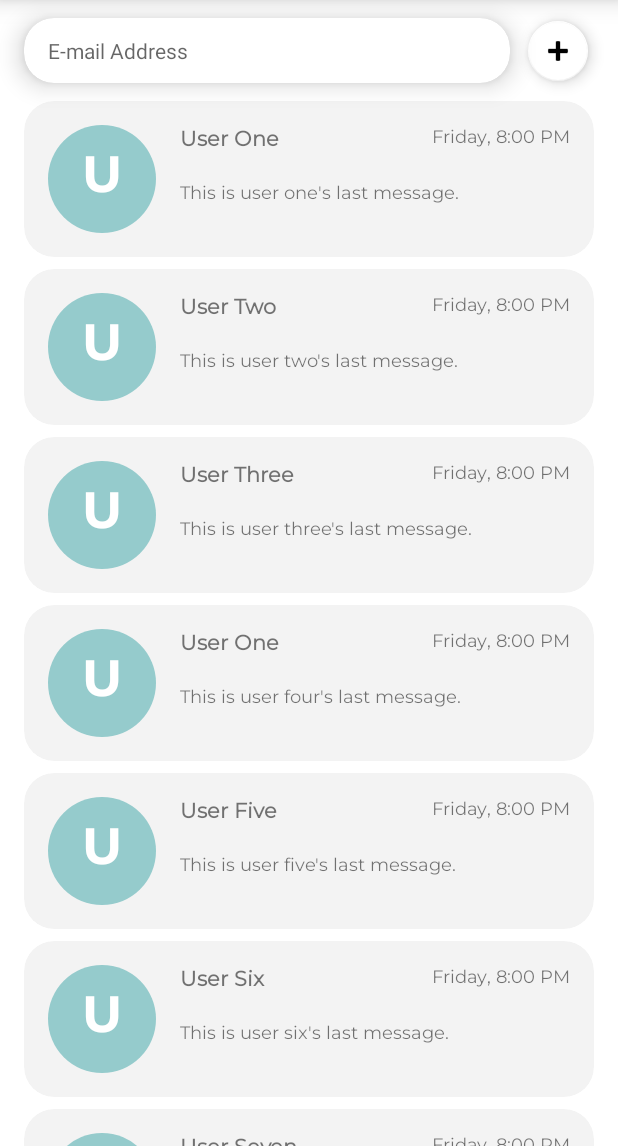
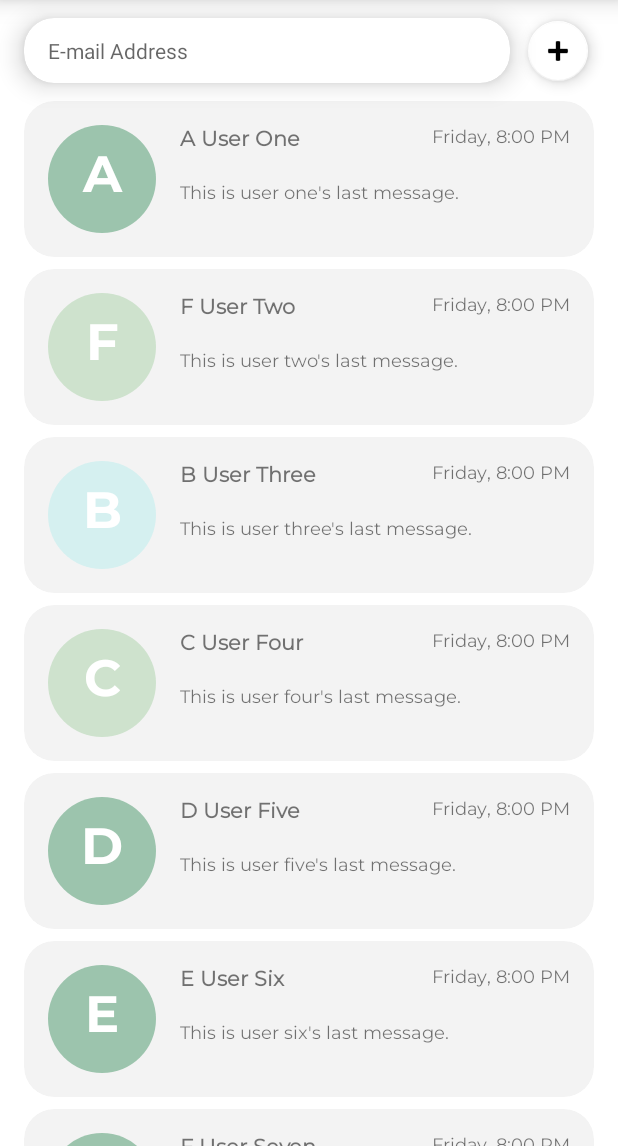
Before and after one commit to KenOafallasDLSU/MOBDEVE-FinalProject-S11-Group8, an Android app: the ThreadActivity screen opened directly, with no data from a screen before it, on a phone screen of 412 x 824 dp, the part 90-1236 px from its top. Run offline under Robolectric (Android 15) with nearby library versions, the phone set to English and light mode, and no system bars; our stand-ins replace CircleImageView.

Commit message:
user colors and letters change

```diff
--- a/TilkTalk/app/src/main/java/com/mobdeve/s11/group8/finalproject/Thread.kt
+++ b/TilkTalk/app/src/main/java/com/mobdeve/s11/group8/finalproject/Thread.kt
@@ -5,9 +5,12 @@ class Thread constructor(
     var username: String,
     var displayName: String,
     var text: String,
-    var date: String
+    var date: String,
 ) {
     fun getFirstNameCharacter(): Char {
         return this.displayName[0]
     }
+    fun getDisplayNameLength() : Int {
+        return this.username.length % 5
+    }
 }
--- a/TilkTalk/app/src/main/java/com/mobdeve/s11/group8/finalproject/ThreadAdapter.kt
+++ b/TilkTalk/app/src/main/java/com/mobdeve/s11/group8/finalproject/ThreadAdapter.kt
@@ -48,7 +48,9 @@ class ThreadAdapter : RecyclerView.Adapter<RecyclerView.ViewHolder>(){
             displayName.setText(thread.displayName)
             textMessage.setText(thread.text)
             date.setText(thread.date)
-            avatarBackground.background.setTint(ContextCompat.getColor(itemView.context, R.color.blue_500))
+
+            val color: Int = itemView.getResources().getIntArray(R.array.appcolors)[thread.getDisplayNameLength()]
+            avatarBackground.background.setTint(color)
         }
     }
 }
--- a/TilkTalk/app/src/main/java/com/mobdeve/s11/group8/finalproject/ThreadDataHelper.kt
+++ b/TilkTalk/app/src/main/java/com/mobdeve/s11/group8/finalproject/ThreadDataHelper.kt
@@ -9,8 +9,8 @@ class ThreadDataHelper{
             list.add(
                 Thread(
                     "1",
-                    "username1",
-                    "User One",
+                    "username132323",
+                    "A User One",
                     "This is user one's last message.",
                     "Friday, 8:00 PM"
                 )
@@ -18,8 +18,8 @@ class ThreadDataHelper{
             list.add(
                 Thread(
                     "2",
-                    "username2",
-                    "User Two",
+                    "username2321",
+                    "F User Two",
                     "This is user two's last message.",
                     "Friday, 8:00 PM"
                 )
@@ -28,8 +28,8 @@ class ThreadDataHelper{
             list.add(
                 Thread(
                     "3",
-                    "username3",
-                    "User Three",
+                    "username34",
+                    "B User Three",
                     "This is user three's last message.",
                     "Friday, 8:00 PM"
                 )
@@ -37,8 +37,8 @@ class ThreadDataHelper{
             list.add(
                 Thread(
                     "4",
-                    "username4",
-                    "User One",
+                    "username4323",
+                    "C User Four",
                     "This is user four's last message.",
                     "Friday, 8:00 PM"
                 )
@@ -47,7 +47,7 @@ class ThreadDataHelper{
                 Thread(
                     "5",
                     "username5",
-                    "User Five",
+                    "D User Five",
                     "This is user five's last message.",
                     "Friday, 8:00 PM"
                 )
@@ -55,8 +55,8 @@ class ThreadDataHelper{
             list.add(
                 Thread(
                     "6",
-                    "username6",
-                    "User Six",
+                    "username653545",
+                    "E User Six",
                     "This is user six's last message.",
                     "Friday, 8:00 PM"
                 )
@@ -64,8 +64,8 @@ class ThreadDataHelper{
             list.add(
                 Thread(
                     "7",
-                    "username7",
-                    "User Seven",
+                    "username743243",
+                    "F User Seven",
                     "This is user seven's last message.",
                     "Friday, 8:00 PM"
                 )
@@ -73,8 +73,8 @@ class ThreadDataHelper{
             list.add(
                 Thread(
                     "8",
-                    "username8",
-                    "User Eight",
+                    "username84324324",
+                    "G User Eight",
                     "This is user eight's last message.",
                     "Friday, 8:00 PM"
                 )
@@ -82,8 +82,8 @@ class ThreadDataHelper{
             list.add(
                 Thread(
                     "9",
-                    "username9",
-                    "User Nine",
+                    "username933331",
+                    "H User Nine",
                     "This is user nine's last message.",
                     "Friday, 8:00 PM"
                 )
--- a/TilkTalk/app/src/main/res/values/colors.xml
+++ b/TilkTalk/app/src/main/res/values/colors.xml
@@ -9,11 +9,19 @@
     <color name="white">#FFFFFFFF</color>
 
     <color name="gray">#FF343434</color>
+    <color name="red">#FFC50000</color>
+    <color name="green">#FF00CE2D</color>
     <color name="blue_200">#FFD4F0F1</color>
     <color name="blue_500">#FF8FC9CA</color>
     <color name="green_200">#FFCCE2CB</color>
     <color name="green_500">#FFB7CFB7</color>
     <color name="green_700">#FF97C1A9</color>
-    <color name="red">#FFC50000</color>
-    <color name="green">#FF00CE2D</color>
+
+    <integer-array name="appcolors">
+        <item>@color/blue_200</item>
+        <item>@color/blue_500</item>
+        <item>@color/green_200</item>
+        <item>@color/green_500</item>
+        <item>@color/green_700</item>
+    </integer-array>
 </resources>
```
